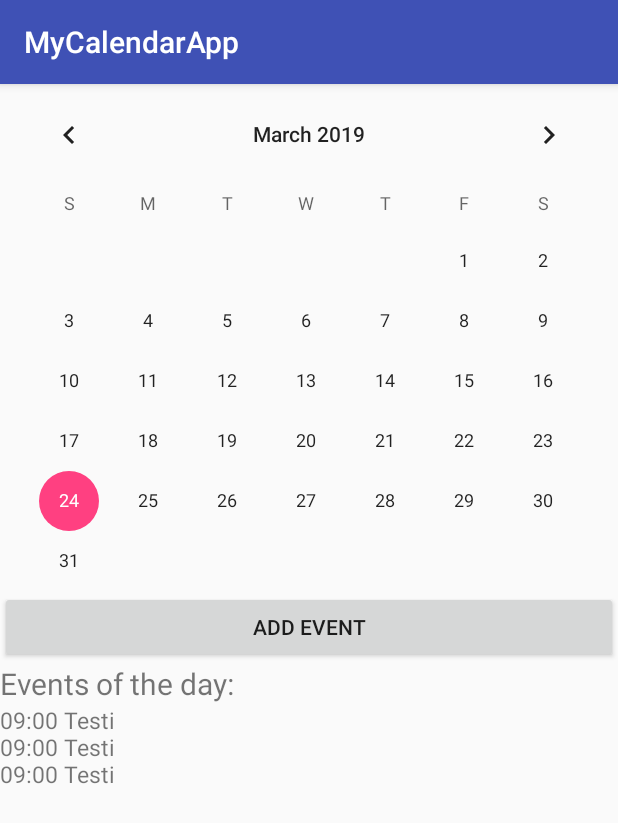
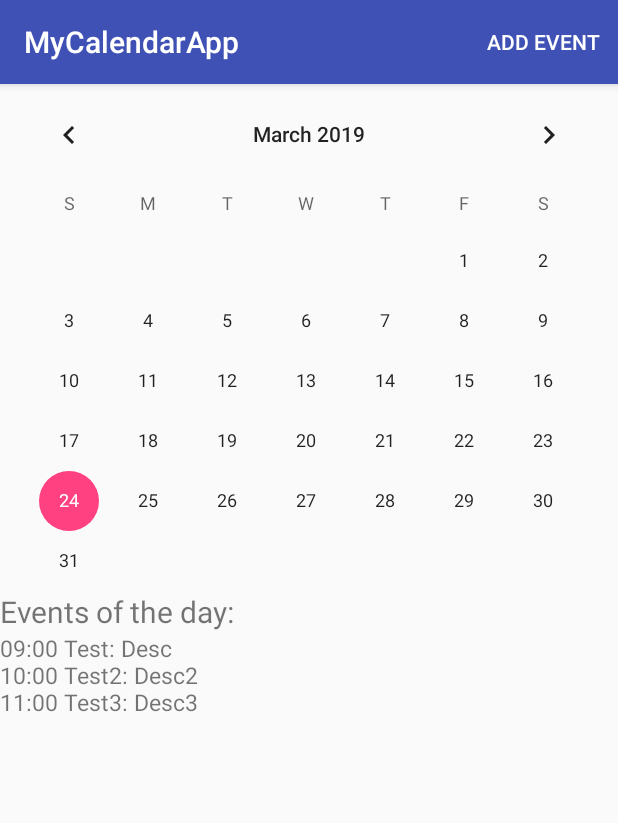
Before and after one commit to jonizei/MyCalendarApp, an Android app: the screen it shows after launch (MainActivity), on a phone screen of 412 x 824 dp. Shown: the top 823 px of the screen. Run offline under Robolectric (Android 15) with nearby library versions, the phone set to English and light mode, and no system bars.

Commit message:
Moved 'Add Event'-button to actionbar.

```diff
--- a/app/src/main/java/fi/tuni/mycalendarapp/Event.java
+++ b/app/src/main/java/fi/tuni/mycalendarapp/Event.java
@@ -61,7 +61,7 @@ public class Event {
     }
 
     public String toString() {
-        return time.toString() + " " + name;
+        return time.toString() + " " + name + ": " + description;
     }
 
 }
--- a/app/src/main/java/fi/tuni/mycalendarapp/EventRepository.java
+++ b/app/src/main/java/fi/tuni/mycalendarapp/EventRepository.java
@@ -23,9 +23,9 @@ public class EventRepository {
 
     private EventRepository() {
         eventList = loadEvents();
-        eventList.add(new Event("Testi", "", new Date(), new Time(9, 0)));
-        eventList.add(new Event("Testi", "", new Date(), new Time(9, 0)));
-        eventList.add(new Event("Testi", "", new Date(), new Time(9, 0)));
+        eventList.add(new Event("Test", "Desc", new Date(), new Time(9, 0)));
+        eventList.add(new Event("Test2", "Desc2", new Date(), new Time(10, 0)));
+        eventList.add(new Event("Test3", "Desc3", new Date(), new Time(11, 0)));
     }
 
     public static EventRepository getInstance() {
--- a/app/src/main/java/fi/tuni/mycalendarapp/MainActivity.java
+++ b/app/src/main/java/fi/tuni/mycalendarapp/MainActivity.java
@@ -4,6 +4,9 @@ import android.content.Intent;
 import android.support.annotation.NonNull;
 import android.support.v7.app.AppCompatActivity;
 import android.os.Bundle;
+import android.view.Menu;
+import android.view.MenuInflater;
+import android.view.MenuItem;
 import android.view.View;
 import android.widget.CalendarView;
 import android.widget.TextView;
@@ -26,6 +29,8 @@ public class MainActivity extends AppCompatActivity {
     private TextView txtTitle;
     private TextView txtContent;
 
+    private Date selectedDate;
+
     @Override
     protected void onCreate(Bundle savedInstanceState) {
         super.onCreate(savedInstanceState);
@@ -33,6 +38,7 @@ public class MainActivity extends AppCompatActivity {
         Debug.loadDebug(this);
 
         eventRepository = EventRepository.getInstance();
+        selectedDate = new Date();
 
         calendarView = (CalendarView) findViewById(R.id.calendarView);
         txtTitle = (TextView) findViewById(R.id.txtTitle);
@@ -42,11 +48,36 @@ public class MainActivity extends AppCompatActivity {
         updateEventInfo(new Date());
     }
 
+    @Override
+    public boolean onPrepareOptionsMenu(Menu menu) {
+        return true;
+    }
+
+    @Override
+    public boolean onCreateOptionsMenu(Menu menu) {
+        MenuInflater inflater = getMenuInflater();
+        inflater.inflate(R.menu.action_menu, menu);
+        return true;
+    }
+
+    @Override
+    public boolean onOptionsItemSelected(MenuItem item) {
+        super.onOptionsItemSelected(item);
+
+        switch(item.getItemId()) {
+            case (R.id.addEvent):
+                addEvent();
+                break;
+        }
+
+        return true;
+    }
+
     private void setupListeners() {
 
         calendarView.setOnDateChangeListener((@NonNull CalendarView view, int year, int month, int dayOfMonth) -> {
             Debug.printConsole(TAG, "setupListeners", "Day: " + dayOfMonth, 3);
-            Date selectedDate = new GregorianCalendar(year, month, dayOfMonth).getTime();
+            selectedDate = new GregorianCalendar(year, month, dayOfMonth).getTime();
             updateEventInfo(selectedDate);
         });
 
@@ -71,8 +102,9 @@ public class MainActivity extends AppCompatActivity {
 
     }
 
-    public void addEvent(View v) {
+    public void addEvent() {
         Intent i = new Intent(this, EventActivity.class);
+        i.putExtra("date", selectedDate);
         startActivityForResult(i, REQUEST_CODE);
     }
 
--- a/app/src/main/res/layout/activity_main.xml
+++ b/app/src/main/res/layout/activity_main.xml
@@ -12,13 +12,6 @@
         android:layout_width="match_parent"
         android:layout_height="wrap_content">
     </CalendarView>
-
-    <Button
-        android:id="@+id/btnAddEvent"
-        android:layout_width="match_parent"
-        android:layout_height="wrap_content"
-        android:text="Add Event"
-        android:onClick="addEvent"/>
 
     <TextView
         android:id="@+id/txtTitle"
--- /dev/null
+++ b/app/src/main/res/menu/action_menu.xml
@@ -0,0 +1,7 @@
+<?xml version="1.0" encoding="utf-8"?>
+<menu xmlns:android="http://schemas.android.com/apk/res/android"
+    xmlns:app="http://schemas.android.com/apk/res-auto">
+    <item android:title="Add Event"
+        app:showAsAction="ifRoom"
+        android:id="@+id/addEvent" />
+</menu>
```
Also changed, not shown: app/src/main/java/fi/tuni/mycalendarapp/EventActivity.java (+12 -4 lines).
